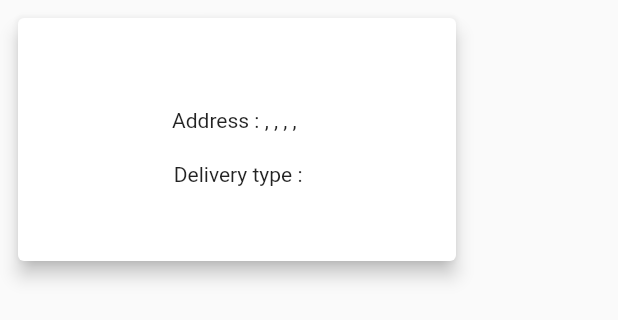
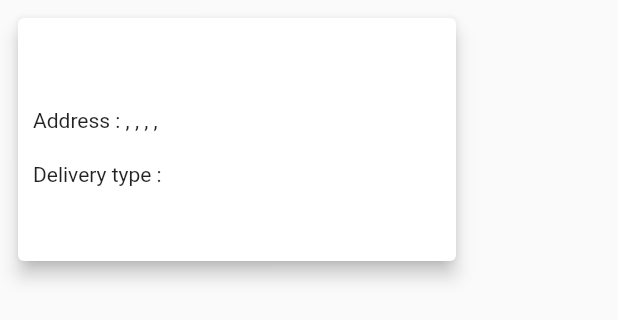
Before and after one commit to mrezk319/EveryNeed, a Flutter app: what orderItem() shows on an empty page, opened directly, on a phone screen of 412 x 824 dp. Shown: the top 320 px of the screen. Run offline on Flutter 3.47's test engine with Material 2 defaults, Android fonts, the phone set to English and light mode, and no system bars; our stand-ins replace bloc, bottom_navy_bar, cloud_firestore, firebase_auth, firebase_core, firebase_storage and 13 more; missing offline and left inert: animated_widgets, flame_splash_screen, flutter_animated_dialog, flutter_login_facebook, loading_animations; accounts and stored records are empty; network calls fail.

Commit message:
rezk commit

```diff
--- a/lib/home/cubit/states.dart
+++ b/lib/home/cubit/states.dart
@@ -51,4 +51,6 @@ class deletedSuccessfullyState extends HomeLayoutStates{}
 
 class getAllState extends HomeLayoutStates{}
 
+
 class getAdminState extends HomeLayoutStates{}
+class openBoxState extends HomeLayoutStates{}
--- a/lib/main.dart
+++ b/lib/main.dart
@@ -20,7 +20,6 @@ void main() async {
   await CacheHelper.init();
   await Firebase.initializeApp();
   Bloc.observer = MyBlocObserver();
-
 
   await Hive.initFlutter();
   Hive.registerAdapter(ProdcutModelAdapter());
@@ -45,7 +44,9 @@ class MyApp extends StatelessWidget {
   @override
   Widget build(BuildContext context) {
     return MultiBlocProvider(
-      providers: [BlocProvider(create: (context) => HomeLayoutCubit())],
+      providers: [
+        BlocProvider(create: (context) => HomeLayoutCubit())
+      ],
       child: GetMaterialApp(
         debugShowCheckedModeBanner: false,
         home: FlameSplashScreen(
--- a/lib/modules/favourite/cubit/state.dart
+++ /dev/null
@@ -1,2 +0,0 @@
-abstract class FavStates {}
-class initialFavState extends FavStates{}
--- a/lib/modules/settings/settings_screen.dart
+++ b/lib/modules/settings/settings_screen.dart
@@ -197,6 +197,7 @@ class SettingsScreen extends StatelessWidget {
                               ),
                               onTap: (){
                                 FirebaseAuth.instance.signOut();
+                                CacheHelper.saveData(key: "uid", value: null);
                                 CacheHelper.saveData(key: "isLogged", value: false);
                                 Get.to(LogIn());
                               },
--- a/lib/modules/shipping/shipping_address.dart
+++ b/lib/modules/shipping/shipping_address.dart
@@ -78,29 +78,33 @@ Widget orderItem(OrderModel orders) => Padding(
               elevation: 5,
               child: Column(
                 mainAxisAlignment: MainAxisAlignment.center,
+                crossAxisAlignment: CrossAxisAlignment.start,
                 children: [
                   SizedBox(
                     height: 10,
                   ),
-                  Container(
-                    width: 300,
-                    child: Row(
-                      mainAxisAlignment: MainAxisAlignment.center,
-                      children: [
-                        Text("Address : ".tr),
-                        Text(
+                  Row(
+                    mainAxisAlignment: MainAxisAlignment.start,
+                    children: [
+                      SizedBox(
+                        width: 10,
+                      ),
+                      Text("Address : ".tr),
+                      Container(
+                        width: 190,
+                        child: Text(
                             "${orders.street1}, ${orders.street2}, ${orders.state}, ${orders.city}, ${orders.country}"),
-                      ],
-                    ),
+                      ),
+                    ],
                   ),
                   SizedBox(
                     height: 20,
                   ),
                 Row(
-                  mainAxisAlignment: MainAxisAlignment.center,
+                  mainAxisAlignment: MainAxisAlignment.start,
                   children: [
                     SizedBox(
-                      width: 5,
+                      width: 10,
                     ),
                     Text(
                       "Trans".tr,
```
Also changed, not shown: lib/modules/carts/carts_screen.dart (+5 -2 lines), lib/modules/favourite/cubit/cubit.dart (deleted, +0 -10 lines), lib/modules/favourite/favourite_product.dart (+11 -18 lines).
